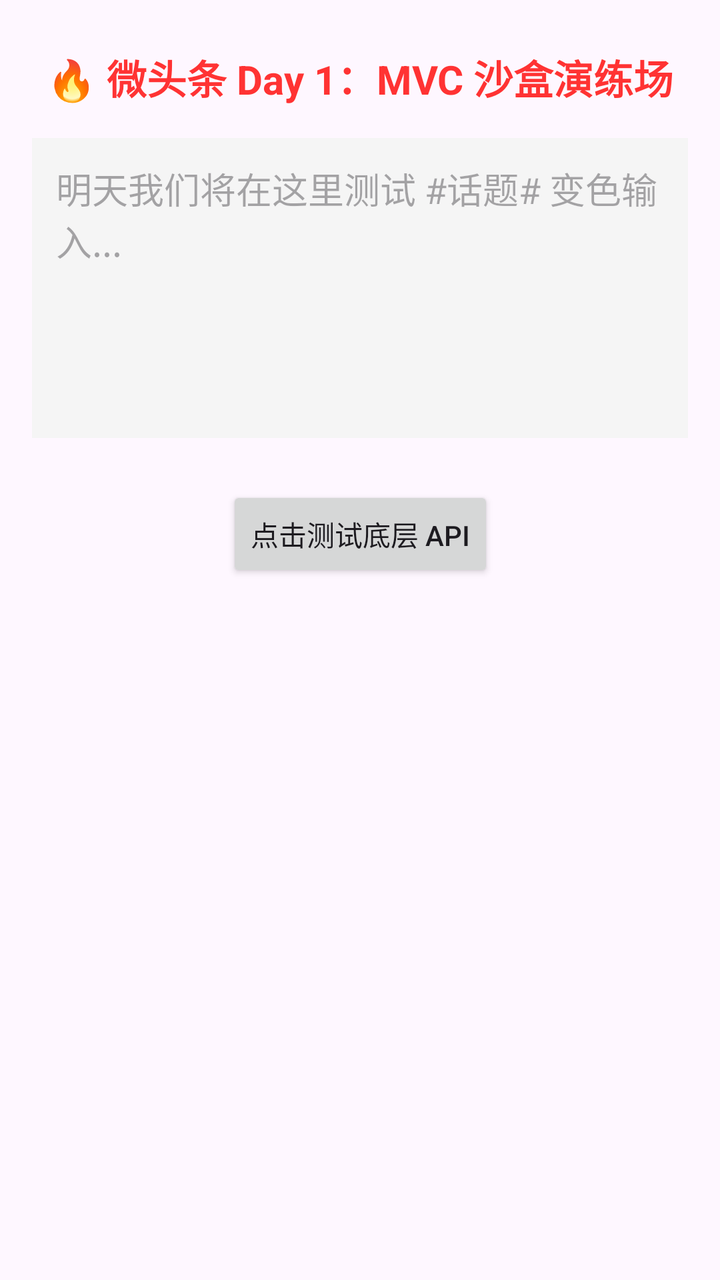
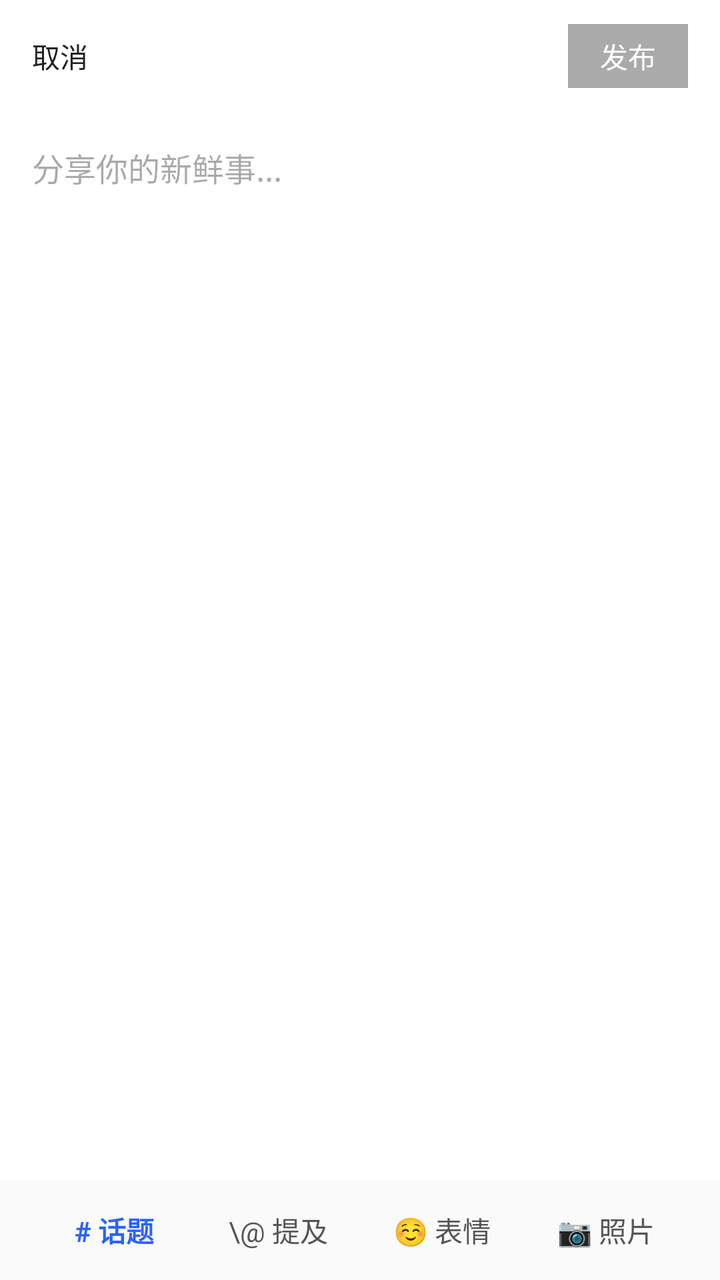

Compare the two renders of this Android layout. The source of the first and the diff that turns it into the second are given below.
<!-- AndroidManifest.xml: application theme Theme.Test_microTT -->
<!-- res/layout/activity_mvc_test.xml -->
<?xml version="1.0" encoding="utf-8"?>
<androidx.constraintlayout.widget.ConstraintLayout
    xmlns:android="http://schemas.android.com/apk/res/android"
    xmlns:tools="http://schemas.android.com/tools"
    xmlns:app="http://schemas.android.com/apk/res-auto"
    android:id="@+id/main"
    android:layout_width="match_parent"
    android:layout_height="match_parent"
    tools:context=".view.MvcTestActivity">


    
    <TextView
    android:id="@+id/tvSandboxTitle"
    android:layout_width="wrap_content"
    android:layout_height="wrap_content"
    android:layout_marginTop="24dp"
    android:text="🔥 微头条 Day 1：MVC 沙盒演练场"
    android:textSize="20sp"
    android:textStyle="bold"
    android:textColor="#FF3333"
    app:layout_constraintTop_toTopOf="parent"
    app:layout_constraintStart_toStartOf="parent"
    app:layout_constraintEnd_toEndOf="parent" />

    
    <EditText
    android:id="@+id/etSandboxInput"
    android:layout_width="0dp"
    android:layout_height="150dp"
    android:layout_margin="16dp"
    android:background="#F5F5F5"
    android:gravity="top|start"
    android:hint="明天我们将在这里测试 #话题# 变色输入..."
    android:padding="12dp"
    app:layout_constraintTop_toBottomOf="@id/tvSandboxTitle"
    app:layout_constraintStart_toStartOf="parent"
    app:layout_constraintEnd_toEndOf="parent" />

    <Button
        android:id="@+id/btn_test"
        android:layout_width="wrap_content"
        android:layout_height="wrap_content"
        android:layout_marginTop="24dp"
        android:text="点击测试底层 API"
        app:layout_constraintTop_toBottomOf="@id/etSandboxInput"
        app:layout_constraintStart_toStartOf="parent"
        app:layout_constraintEnd_toEndOf="parent" /> 
</androidx.constraintlayout.widget.ConstraintLayout>
<!-- resources referenced by this layout -->
<resources>
  <style name="Theme.Test_microTT" parent="Base.Theme.Test_microTT" />
  <style name="Base.Theme.Test_microTT" parent="Theme.Material3.DayNight.NoActionBar">
          
          
      </style>
</resources>

<!-- the commit's change to res/layout/activity_mvc_test.xml (unified diff, before → after) -->
@@ -1,49 +1,124 @@
 <?xml version="1.0" encoding="utf-8"?>
 <androidx.constraintlayout.widget.ConstraintLayout
     xmlns:android="http://schemas.android.com/apk/res/android"
-    xmlns:tools="http://schemas.android.com/tools"
     xmlns:app="http://schemas.android.com/apk/res-auto"
-    android:id="@+id/main"
     android:layout_width="match_parent"
     android:layout_height="match_parent"
-    tools:context=".view.MvcTestActivity">
+    android:background="#FFFFFF">
 
+    <RelativeLayout
+        android:id="@+id/topBar"
+        android:layout_width="match_parent"
+        android:layout_height="56dp"
+        android:paddingHorizontal="16dp"
+        android:background="#FFFFFF"
+        app:layout_constraintTop_toTopOf="parent">
 
-    
-    <TextView
-    android:id="@+id/tvSandboxTitle"
-    android:layout_width="wrap_content"
-    android:layout_height="wrap_content"
-    android:layout_marginTop="24dp"
-    android:text="🔥 微头条 Day 1：MVC 沙盒演练场"
-    android:textSize="20sp"
-    android:textStyle="bold"
-    android:textColor="#FF3333"
-    app:layout_constraintTop_toTopOf="parent"
-    app:layout_constraintStart_toStartOf="parent"
-    app:layout_constraintEnd_toEndOf="parent" />
+        <TextView
+            android:id="@+id/btnCancel"
+            android:layout_width="wrap_content"
+            android:layout_height="match_parent"
+            android:gravity="center"
+            android:text="取消"
+            android:textColor="#222222"
+            android:textSize="14sp" />
+        <Button
+            android:id="@+id/btnPublish"
+            android:layout_width="wrap_content"
+            android:layout_height="32dp"
+            android:layout_alignParentRight="true"
+            android:layout_centerVertical="true"
+            android:minWidth="60dp"
+            android:paddingHorizontal="12dp"
+            android:background="@android:color/darker_gray"
+            android:text="发布"
+            android:textColor="#FFFFFF"
+            android:textSize="14sp"
+            android:enabled="false"
+            android:elevation="0dp"
+            android:includeFontPadding="false"
+            android:insetTop="0dp"
+            android:insetBottom="0dp"/>
 
-    
-    <EditText
-    android:id="@+id/etSandboxInput"
-    android:layout_width="0dp"
-    android:layout_height="150dp"
-    android:layout_margin="16dp"
-    android:background="#F5F5F5"
-    android:gravity="top|start"
-    android:hint="明天我们将在这里测试 #话题# 变色输入..."
-    android:padding="12dp"
-    app:layout_constraintTop_toBottomOf="@id/tvSandboxTitle"
-    app:layout_constraintStart_toStartOf="parent"
-    app:layout_constraintEnd_toEndOf="parent" />
+    </RelativeLayout>
 
-    <Button
-        android:id="@+id/btn_test"
-        android:layout_width="wrap_content"
-        android:layout_height="wrap_content"
-        android:layout_marginTop="24dp"
-        android:text="点击测试底层 API"
-        app:layout_constraintTop_toBottomOf="@id/etSandboxInput"
-        app:layout_constraintStart_toStartOf="parent"
-        app:layout_constraintEnd_toEndOf="parent" /> 
+    <androidx.core.widget.NestedScrollView
+        android:layout_width="match_parent"
+        android:layout_height="0dp"
+        android:fillViewport="true"
+        app:layout_constraintTop_toBottomOf="@id/topBar"
+        app:layout_constraintBottom_toTopOf="@id/bottomToolbar">
+
+        <LinearLayout
+            android:layout_width="match_parent"
+            android:layout_height="wrap_content"
+            android:orientation="vertical"
+            android:padding="16dp">
+
+            <androidx.appcompat.widget.AppCompatEditText
+                android:id="@+id/etEditor"
+                android:layout_width="match_parent"
+                android:layout_height="wrap_content"
+                android:minLines="6"
+                android:gravity="top|left"
+                android:hint="分享你的新鲜事..."
+                android:background="@null"
+                android:textSize="16sp"
+                android:textColor="#222222"
+                android:lineSpacingMultiplier="1.2"/>
+
+            <androidx.recyclerview.widget.RecyclerView
+                android:id="@+id/rvImages"
+                android:layout_width="match_parent"
+                android:layout_height="wrap_content"
+                android:layout_marginTop="16dp"
+                android:overScrollMode="never" />
+        </LinearLayout>
+    </androidx.core.widget.NestedScrollView>
+
+    <LinearLayout
+        android:id="@+id/bottomToolbar"
+        android:layout_width="match_parent"
+        android:layout_height="50dp"
+        android:orientation="horizontal"
+        android:background="#FAFAFA"
+        android:gravity="center_vertical"
+        android:paddingHorizontal="16dp"
+        app:layout_constraintBottom_toBottomOf="parent">
+
+        <TextView
+            android:id="@+id/barTopic"
+            android:layout_width="0dp"
+            android:layout_height="match_parent"
+            android:layout_weight="1"
+            android:gravity="center"
+            android:text="\# 话题"
+            android:textColor="#2A62FF"
+            android:textStyle="bold" />
+        <TextView
+            android:id="@+id/barMention"
+            android:layout_width="0dp"
+            android:layout_height="match_parent"
+            android:layout_weight="1"
+            android:gravity="center"
+            android:text="\@ 提及"
+            android:textColor="#555555" />
+        <TextView
+            android:id="@+id/barEmoji"
+            android:layout_width="0dp"
+            android:layout_height="match_parent"
+            android:layout_weight="1"
+            android:gravity="center"
+            android:text="☺ 表情"
+            android:textColor="#555555" />
+        <TextView
+            android:id="@+id/barPhoto"
+            android:layout_width="0dp"
+            android:layout_height="match_parent"
+            android:layout_weight="1"
+            android:gravity="center"
+            android:text="📷 照片"
+            android:textColor="#555555" />
+    </LinearLayout>
+
 </androidx.constraintlayout.widget.ConstraintLayout>
